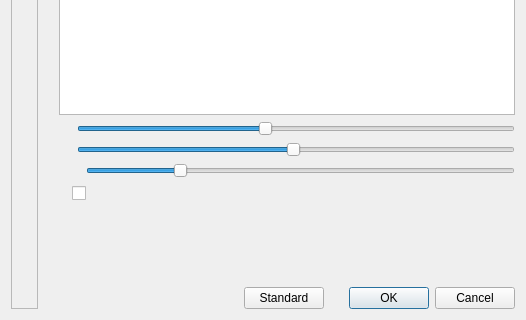
yanuarakhid/vokoscreen, file showclick/showclickDialog.ui: the form before one commit; both pictures show x 0 to 526 and y 200 to 520 of the 526 by 520 pixel window.
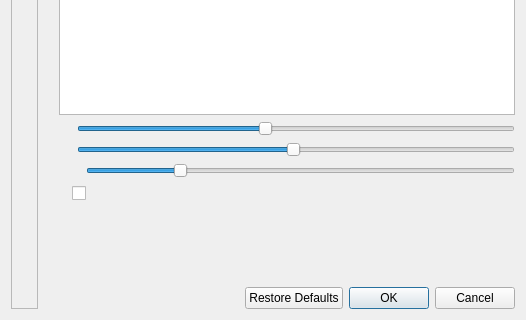
The form after the commit. Icons and pictures are not drawn.

Commit message: [showclick] buttoncolor, buttonbox

```diff
--- a/showclick/showclickDialog.ui
+++ b/showclick/showclickDialog.ui
@@ -481,17 +481,10 @@
          </property>
         </spacer>
        </item>
-       <item>
-        <widget class="QPushButton" name="pushButtonStandard">
-         <property name="text">
-          <string>Standard</string>
-         </property>
-        </widget>
-       </item>
        <item>
         <widget class="QDialogButtonBox" name="buttonBox">
          <property name="standardButtons">
-          <set>QDialogButtonBox::Cancel|QDialogButtonBox::Ok</set>
+          <set>QDialogButtonBox::Cancel|QDialogButtonBox::Ok|QDialogButtonBox::RestoreDefaults</set>
          </property>
         </widget>
        </item>
```
Left out of the diff: 3 changed lines with no effect on the pictures. The commit also changes 2 other files.
